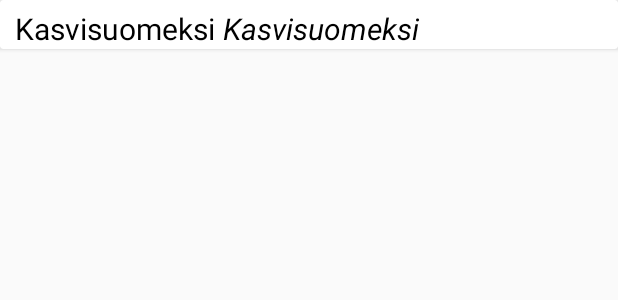
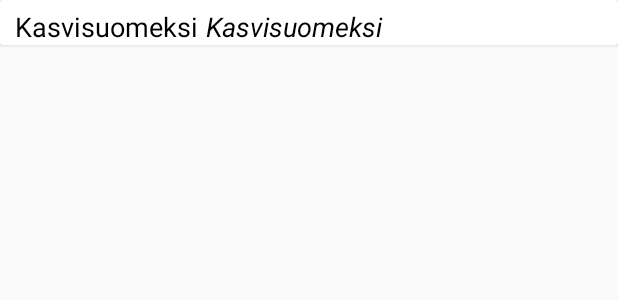
Before and after one commit to janiaaltonen/KasviKullat, an Android app: the layout flower_list_item.xml on its own in the app's theme, with its tools: preview values and no code run, on a phone screen of 412 x 824 dp. Shown: the top 300 px of the screen. Run offline under Robolectric (Android 15) with nearby library versions, the phone set to English and light mode, and no system bars.

Commit message:
ripple added to click

```diff
--- a/app/src/main/java/com/example/kasvikullat/AddNewFragment.java
+++ b/app/src/main/java/com/example/kasvikullat/AddNewFragment.java
@@ -149,6 +149,7 @@ public class AddNewFragment extends Fragment implements FlowerNameAdapter.OnItem
         buttonSave.setEnabled(true);
         ViewCompat.setBackgroundTintList(buttonSave, ContextCompat.getColorStateList(getActivity(), R.color.colorButtonSaveFlower));
 
+
     }
 
     @Override
--- a/app/src/main/res/layout/flower_list_item.xml
+++ b/app/src/main/res/layout/flower_list_item.xml
@@ -1,6 +1,7 @@
 <?xml version="1.0" encoding="utf-8"?>
 <androidx.cardview.widget.CardView xmlns:android="http://schemas.android.com/apk/res/android"
-    android:layout_width="match_parent" android:layout_height="wrap_content">
+    android:layout_width="match_parent" android:layout_height="wrap_content"
+    android:foreground="?android:attr/selectableItemBackground">
 
     <RelativeLayout
         android:layout_width="match_parent"
@@ -13,7 +14,7 @@
             android:layout_marginTop="5dp"
             android:layout_marginStart="10dp"
             android:text="Kasvisuomeksi"
-            android:textSize="20sp"
+            android:textSize="18sp"
             android:textColor="#000"/>
 
         <TextView
@@ -24,7 +25,7 @@
             android:layout_marginTop="5dp"
             android:layout_marginStart="5dp"
             android:text="Kasvisuomeksi"
-            android:textSize="20sp"
+            android:textSize="18sp"
             android:textStyle="italic"
             android:textColor="#000"/>
 
```
